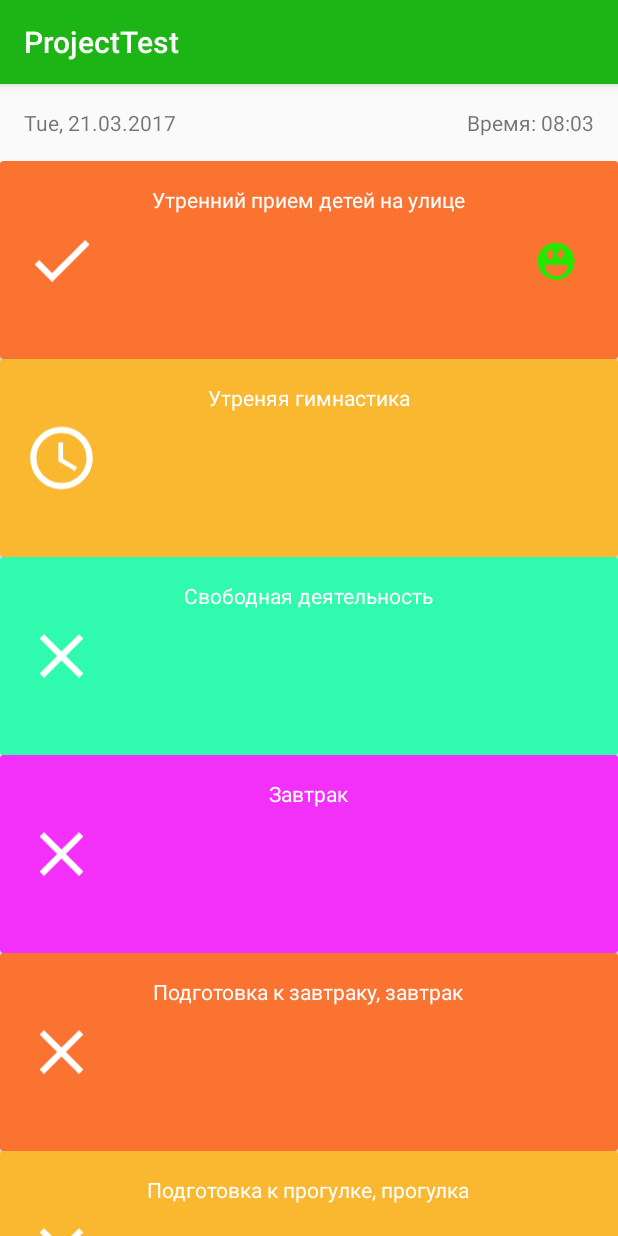
After one commit to Kisiev/ProjectTest, an Android app: the fragment RaspisanieFragment shown on its own in the app's theme, on a phone screen of 412 x 824 dp. The commit adds this screen. Run offline under Robolectric (Android 15) with nearby library versions, the light colour scheme and no system bars; libraries missing offline, so code that uses them is left out: org.androidannotations.annotations.

Commit message:
addRecyclerViewOnVospitatel

```diff
--- a/app/src/main/java/com/example/a1/projecttest/MainActivity.java
+++ b/app/src/main/java/com/example/a1/projecttest/MainActivity.java
@@ -75,7 +75,7 @@ public class MainActivity extends AppCompatActivity implements NavigationView.On
               setTitle(title);
           }
       }
-    private void replaceFragment(Fragment fragment, int id) {
+    public void replaceFragment(Fragment fragment, int id) {
         String backStackName = fragment.getClass().getName();
         FragmentManager manager = getSupportFragmentManager();
         boolean fragmentPopped = manager.popBackStackImmediate(backStackName, 0);
@@ -86,7 +86,6 @@ public class MainActivity extends AppCompatActivity implements NavigationView.On
             ft.commit();
         }
     }
-
 
 
     private void setMenu(){
--- /dev/null
+++ b/app/src/main/java/com/example/a1/projecttest/adapters/RaspisanieAdapter.java
@@ -0,0 +1,123 @@
+package com.example.a1.projecttest.adapters;
+
+import android.content.Context;
+import android.support.v4.app.Fragment;
+import android.support.v4.app.FragmentManager;
+import android.support.v4.app.FragmentTransaction;
+import android.support.v7.widget.CardView;
+import android.support.v7.widget.LinearLayoutManager;
+import android.support.v7.widget.RecyclerView;
+import android.view.LayoutInflater;
+import android.view.View;
+import android.view.ViewGroup;
+import android.widget.ImageView;
+import android.widget.LinearLayout;
+import android.widget.TextView;
+
+import com.example.a1.projecttest.R;
+
+import java.util.List;
+
+
+import android.graphics.Color;
+import android.graphics.drawable.ColorDrawable;
+import android.support.v7.widget.CardView;
+import android.support.v7.widget.RecyclerView;
+import android.text.format.DateUtils;
+import android.view.LayoutInflater;
+import android.view.View;
+import android.view.ViewGroup;
+import android.widget.ImageView;
+import android.widget.ProgressBar;
+import android.widget.TextView;
+
+import com.example.a1.projecttest.MainActivity;
+import com.example.a1.projecttest.R;
+import com.example.a1.projecttest.vospitatel.VospitatelMainActivity;
+import com.example.a1.projecttest.vospitatel.fragments.RaspisanieFragment;
+
+import java.sql.Time;
+import java.text.DateFormat;
+import java.text.SimpleDateFormat;
+import java.util.ArrayList;
+import java.util.Calendar;
+import java.util.Date;
+import java.util.List;
+import java.util.Observable;
+import java.util.Observer;
+import java.util.Random;
+
+public class RaspisanieAdapter extends RecyclerView.Adapter<RaspisanieAdapter.RaspisanieHolder>{
+
+    List<String> serviceName;
+    List<Integer> colors;
+    List<String> time;
+    Fragment fragment;
+    List<String> listNames;
+    View view;
+    Context context;
+    int colorApNull;
+    public RaspisanieAdapter (List<String> serviceName, List<Integer> colors, List<String> time, Fragment fragment, List<String> listNames, Context context, int colorApNull) {
+        this.time = time;
+        this.serviceName = serviceName;
+        this.colors = colors;
+        this.fragment = fragment;
+        this.listNames = listNames;
+        this.context = context;
+        this.colorApNull = colorApNull;
+    }
+
+    @Override
+    public RaspisanieHolder onCreateViewHolder(ViewGroup parent, int viewType) {
+        view = LayoutInflater.from(parent.getContext()).
+                inflate(R.layout.raspisanie_item, parent, false);
+        return new RaspisanieHolder(view);
+    }
+
+    @Override
+    public void onBindViewHolder(final RaspisanieHolder holder, final int position) {
+        final String pos = serviceName.get(position);
+        holder.textView.setText(pos);
+        holder.cardView.setTag(position);
+        holder.cardView.setCardBackgroundColor(colors.get(holder.getAdapterPosition()));
+        holder.cardView.setOnClickListener(new View.OnClickListener() {
+            @Override
+            public void onClick(View v) {
+                holder.recyclerView.setVisibility(View.VISIBLE);
+                holder.recyclerView.setLayoutManager(new LinearLayoutManager(context));
+                holder.recyclerView.setAdapter(new RaspisanieGroupItemAdapter(listNames, colorApNull));
+            }
+        });
+        if (holder.getAdapterPosition() < 1) {
+            holder.imageTime.setImageResource(R.drawable.ic_check_black_24dp);
+            holder.imageView.setImageResource(R.mipmap.green_smile);
+        }
+        else if (holder.getAdapterPosition() == 1)
+            holder.imageTime.setImageResource(R.drawable.ic_access_time_black_24dp);
+        else if (holder.getAdapterPosition() > 1)  holder.imageTime.setImageResource(R.drawable.ic_clear_black_24dp);
+
+    }
+
+    @Override
+    public int getItemCount() {
+        return serviceName.size();
+    }
+
+    public class RaspisanieHolder extends RecyclerView.ViewHolder {
+        TextView textView;
+        CardView cardView;
+        ImageView imageTime;
+        ImageView imageView;
+        RecyclerView recyclerView;
+
+        public RaspisanieHolder(View itemView) {
+            super(itemView);
+            textView = (TextView) itemView.findViewById(R.id.name_service);
+            cardView = (CardView) itemView.findViewById(R.id.card_lay_raspisanie);
+            imageTime = (ImageView) itemView.findViewById(R.id.image_time);
+            imageView = (ImageView) itemView.findViewById(R.id.image_smile);
+            recyclerView = (RecyclerView) itemView.findViewById(R.id.recycler_smile);
+        }
+
+    }
+}
--- /dev/null
+++ b/app/src/main/java/com/example/a1/projecttest/vospitatel/fragments/RaspisanieFragment.java
@@ -0,0 +1,97 @@
+package com.example.a1.projecttest.vospitatel.fragments;
+
+import android.os.Bundle;
+import android.support.annotation.Nullable;
+import android.support.v4.app.Fragment;
+import android.support.v7.widget.LinearLayoutManager;
+import android.support.v7.widget.RecyclerView;
+import android.view.LayoutInflater;
+import android.view.View;
+import android.view.ViewGroup;
+import android.widget.RelativeLayout;
+import android.widget.TextView;
+
+import com.example.a1.projecttest.R;
+import com.example.a1.projecttest.adapters.RaspisanieAdapter;
+import com.example.a1.projecttest.adapters.RaspisanieGroupItemAdapter;
+import com.example.a1.projecttest.adapters.VospitannikAdapter;
+
+import org.androidannotations.annotations.EFragment;
+
+import java.text.SimpleDateFormat;
+import java.util.ArrayList;
+import java.util.Calendar;
+import java.util.List;
+
+public class RaspisanieFragment extends Fragment {
+
+    RecyclerView recyclerView;
+
+    @Nullable
+    @Override
+    public View onCreateView(LayoutInflater inflater, @Nullable ViewGroup container, @Nullable Bundle savedInstanceState) {
+        View view = inflater.inflate(R.layout.raspisanie_fragment, container, false);
+
+        List<String> listNames = new ArrayList<>();
+        listNames.add("Иванов В.П");
+        listNames.add("Сидоров В.К");
+        listNames.add("Петров М.Т");
+        listNames.add("Иващенко Е.П");
+        listNames.add("Андреев В.Р");
+
+        List<String> time = new ArrayList<>();
+        time.add("7:00 - 8:00");
+        time.add("8:00 - 8:15");
+        time.add("8:15 - 8:30");
+        time.add("8:30 - 9:10");
+        time.add("9:10 - 12:00");
+        time.add("9:10 - 12:00");
+        time.add("12:00 - 12:10");
+        time.add("12:10 - 13:10");
+        time.add("13:10 - 15:10");
+        time.add("15:10 - 15:30");
+        time.add("15:10 - 16:00");
+        List<String> listService = new ArrayList<>();
+        listService.add("Утренний прием детей на улице");
+        listService.add("Утреняя гимнастика");
+        listService.add("Свободная деятельность");
+        listService.add("Завтрак");
+        listService.add("Подготовка к завтраку, завтрак");
+        listService.add("Подготовка к прогулке, прогулка");
+        listService.add("Гигиенические процедуры");
+        listService.add("Подготовка к обеду, обед");
+        listService.add("Подготовка ко сну, дневной сон");
+        listService.add("Подъем, закаливающие процедуры");
+        listService.add("Подготовка к полднику, полдник");
+        List<Integer> colors = new ArrayList<>();
+        colors.add(getResources().getColor(R.color.color2));
+        colors.add(getResources().getColor(R.color.color3));
+        colors.add(getResources().getColor(R.color.color5));
+        colors.add(getResources().getColor(R.color.color6));
+        colors.add(getResources().getColor(R.color.color2));
+        colors.add(getResources().getColor(R.color.color3));
+        colors.add(getResources().getColor(R.color.color5));
+        colors.add(getResources().getColor(R.color.color6));
+        colors.add(getResources().getColor(R.color.color2));
+        colors.add(getResources().getColor(R.color.color3));
+        colors.add(getResources().getColor(R.color.color6));
+
+        int colorApacity = getResources().getColor(R.color.colorForApacityNull);
+        final Calendar calendar = Calendar.getInstance();
+        TextView date = (TextView) view.findViewById(R.id.date_in_raspisanieTV);
+        TextView times = (TextView) view.findViewById(R.id.time_in_raspisanieTV);
+        SimpleDateFormat dfDate_day= new SimpleDateFormat("E, dd.MM.yyyy");
+        SimpleDateFormat dfDate_day_time= new SimpleDateFormat("HH:mm");
+
+        date.setText(dfDate_day.format(calendar.getTime()));
+        //times.setText("Время: " + dfDate_day_time.format(calendar.getTime()));
+        times.setText("Время: 08:03");
+        recyclerView = (RecyclerView) view.findViewById(R.id.raspisanie_RV);
+        recyclerView.setLayoutManager(new LinearLayoutManager(getActivity()));
+        RaspisanieFragment raspisanieFragment = new RaspisanieFragment();
+        recyclerView.setAdapter(new RaspisanieAdapter(listService, colors, time, raspisanieFragment, listNames, getActivity(), colorApacity));
+
+
+        return view;
+    }
+}
--- /dev/null
+++ b/app/src/main/res/layout/raspisanie_fragment.xml
@@ -0,0 +1,31 @@
+<?xml version="1.0" encoding="utf-8"?>
+<LinearLayout xmlns:android="http://schemas.android.com/apk/res/android"
+    android:orientation="vertical" android:layout_width="match_parent"
+    android:layout_height="match_parent">
+    <LinearLayout
+        android:layout_width="match_parent"
+        android:layout_margin="@dimen/activity_horizontal_margin"
+        android:orientation="horizontal"
+        android:layout_height="wrap_content">
+        <TextView
+            android:layout_width="match_parent"
+            android:layout_height="wrap_content"
+            android:layout_weight="1"
+            android:gravity="start"
+            android:id="@+id/date_in_raspisanieTV"/>
+
+        <TextView
+            android:layout_width="match_parent"
+            android:layout_height="wrap_content"
+            android:gravity="end"
+            android:layout_weight="1"
+            android:id="@+id/time_in_raspisanieTV"/>
+    </LinearLayout>
+<android.support.v7.widget.RecyclerView
+    android:layout_width="match_parent"
+    android:layout_height="match_parent"
+    android:background="@color/colorForApacityNull"
+    android:id="@+id/raspisanie_RV">
+
+</android.support.v7.widget.RecyclerView>
+</LinearLayout>
--- /dev/null
+++ b/app/src/main/res/layout/raspisanie_item.xml
@@ -0,0 +1,55 @@
+<?xml version="1.0" encoding="utf-8"?>
+<android.support.v7.widget.CardView android:layout_width="match_parent"
+    android:layout_height="wrap_content"
+    xmlns:app="http://schemas.android.com/apk/res-auto"
+    android:id="@+id/card_lay_raspisanie"
+    xmlns:android="http://schemas.android.com/apk/res/android">
+
+    <LinearLayout
+        android:orientation="vertical"
+        android:layout_width="match_parent"
+        android:padding="@dimen/activity_horizontal_margin"
+        android:layout_height="match_parent">
+
+
+        <LinearLayout
+            android:layout_width="match_parent"
+            android:layout_height="match_parent"
+            android:id="@+id/liner_con"
+            android:orientation="horizontal">
+            <ImageView
+                android:layout_width="100dp"
+                android:layout_height="100dp"
+                android:id="@+id/image_time"
+                android:layout_weight="1"
+                app:srcCompat="@drawable/ic_check_black_24dp"/>
+            <LinearLayout
+                android:layout_width="match_parent"
+                android:layout_height="wrap_content"
+                android:gravity="center"
+                android:layout_weight="2">
+                <TextView
+                    android:layout_width="wrap_content"
+                    android:layout_height="wrap_content"
+                    android:id="@+id/name_service"
+                    android:textColor="@color/cardview_light_background"/>
+            </LinearLayout>
+            <ImageView
+                android:layout_width="100dp"
+                android:layout_height="100dp"
+                android:id="@+id/image_smile"
+                android:layout_weight="1"
+                android:layout_toRightOf="@id/name_service" />
+
+        </LinearLayout>
+        <android.support.v7.widget.RecyclerView
+            android:layout_width="match_parent"
+            android:layout_height="wrap_content"
+            android:background="@color/colorForApacityNull"
+            android:visibility="gone"
+            android:id="@+id/recycler_smile">
+
+        </android.support.v7.widget.RecyclerView>
+    </LinearLayout>
+
+</android.support.v7.widget.CardView>
```
Also changed, not shown: app/src/main/java/com/example/a1/projecttest/adapters/RaspisanieGroupItemAdapter.java (added, +55 -0 lines), app/src/main/java/com/example/a1/projecttest/vospitatel/VospitatelMainActivity.java (+25 -1 lines), app/src/main/res/layout/raspisanie_group_item.xml (added, +44 -0 lines).
